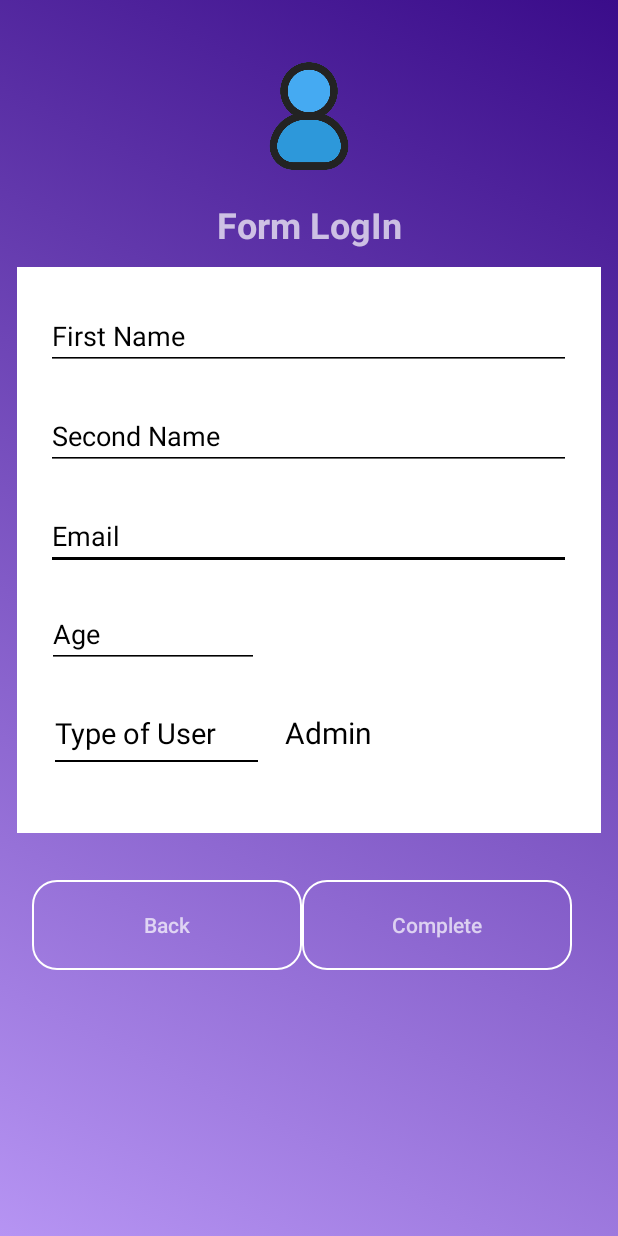
After one commit to Carloslaink/MyApp, an Android app: the FormActivity screen opened directly, with no data from a screen before it, on a phone screen of 412 x 824 dp. The commit adds this screen. Run offline under Robolectric (Android 15) with nearby library versions, the phone set to English and light mode, and no system bars.

Commit message:
more activities

```diff
--- a/app/src/main/AndroidManifest.xml
+++ b/app/src/main/AndroidManifest.xml
@@ -14,6 +14,12 @@
         android:theme="@style/Theme.AppCompat.NoActionBar"
         tools:targetApi="31">
         <activity
+            android:name=".FormActivity"
+            android:exported="false" />
+        <activity
+            android:name=".MainActivity2"
+            android:exported="false" />
+        <activity
             android:name=".MainActivity"
             android:exported="true">
             <intent-filter>
--- /dev/null
+++ b/app/src/main/java/com/example/myappaboscan/FormActivity.java
@@ -0,0 +1,37 @@
+package com.example.myappaboscan;
+
+import android.content.Intent;
+import android.support.v7.app.AppCompatActivity;
+import android.os.Bundle;
+import android.view.View;
+import android.widget.ArrayAdapter;
+import android.widget.Spinner;
+
+public class FormActivity extends AppCompatActivity {
+    Spinner spinner;
+    @Override
+    protected void onCreate(Bundle savedInstanceState) {
+        super.onCreate(savedInstanceState);
+        setContentView(R.layout.activity_form);
+
+        spinner = (Spinner) findViewById(R.id.spinner1);
+// Create an ArrayAdapter using the string array and a default spinner layout
+        ArrayAdapter<CharSequence> adapter = ArrayAdapter.createFromResource(this,
+                R.array.listopciones, R.layout.textspinnercolor);
+// Specify the layout to use when the list of choices appears
+        adapter.setDropDownViewResource(android.R.layout.simple_spinner_dropdown_item);
+// Apply the adapter to the spinner
+        spinner.setAdapter(adapter);
+    }
+
+
+    public void goBack(View view) {
+        Intent intent = new Intent(this,MainActivity.class);
+        startActivity(intent);
+    }
+
+    public void completeActivity(View view) {
+        Intent intent = new Intent(this,MainActivity2.class);
+        startActivity(intent);
+    }
+}
--- a/app/src/main/java/com/example/myappaboscan/MainActivity.java
+++ b/app/src/main/java/com/example/myappaboscan/MainActivity.java
@@ -1,4 +1,5 @@
 package com.example.myappaboscan;
+import android.content.Intent;
 import android.graphics.drawable.AnimationDrawable;
 import android.support.constraint.ConstraintLayout;
 import android.support.v7.app.AppCompatActivity;
@@ -20,7 +21,18 @@ public class MainActivity extends AppCompatActivity {
         AnimationDrawable.start();
 
 
+
     }
 
 
+    public void intlogin(View view) {
+        Intent intent = new Intent(this,MainActivity2.class);
+        startActivity(intent);
+
+    }
+
+    public void actForm(View view) {
+        Intent intent = new Intent(this,FormActivity.class);
+        startActivity(intent);
+    }
 }
--- /dev/null
+++ b/app/src/main/java/com/example/myappaboscan/MainActivity2.java
@@ -0,0 +1,13 @@
+package com.example.myappaboscan;
+
+import android.support.v7.app.AppCompatActivity;
+import android.os.Bundle;
+
+public class MainActivity2 extends AppCompatActivity {
+
+    @Override
+    protected void onCreate(Bundle savedInstanceState) {
+        super.onCreate(savedInstanceState);
+        setContentView(R.layout.activity_main2);
+    }
+}
--- /dev/null
+++ b/app/src/main/res/drawable/buttom.xml
@@ -0,0 +1,21 @@
+<?xml version="1.0" encoding="utf-8"?>
+<layer-list xmlns:android="http://schemas.android.com/apk/res/android" >
+    <item
+        android:bottom="1dp"
+        android:left="-2dp"
+        android:right="-2dp"
+        android:top="-2dp">
+        <shape android:shape="rectangle" >
+            <stroke
+                android:width="2px"
+                android:color="#FF000000" />
+
+            <solid android:color="#00FFFFFF" />
+
+            <padding android:left="0dp"
+                android:right="10dp"
+                android:top="10dp"/>
+        </shape>
+    </item>
+
+</layer-list>
--- /dev/null
+++ b/app/src/main/res/drawable/ic_baseline_alternate_email_24.xml
@@ -0,0 +1,5 @@
+<vector android:alpha="0.71" android:height="24dp"
+    android:tint="#000000" android:viewportHeight="24"
+    android:viewportWidth="24" android:width="24dp" xmlns:android="http://schemas.android.com/apk/res/android">
+    <path android:fillColor="@android:color/white" android:pathData="M12,2C6.48,2 2,6.48 2,12s4.48,10 10,10h5v-2h-5c-4.34,0 -8,-3.66 -8,-8s3.66,-8 8,-8 8,3.66 8,8v1.43c0,0.79 -0.71,1.57 -1.5,1.57s-1.5,-0.78 -1.5,-1.57L17,12c0,-2.76 -2.24,-5 -5,-5s-5,2.24 -5,5 2.24,5 5,5c1.38,0 2.64,-0.56 3.54,-1.47 0.65,0.89 1.77,1.47 2.96,1.47 1.97,0 3.5,-1.6 3.5,-3.57L22,12c0,-5.52 -4.48,-10 -10,-10zM12,15c-1.66,0 -3,-1.34 -3,-3s1.34,-3 3,-3 3,1.34 3,3 -1.34,3 -3,3z"/>
+</vector>
--- /dev/null
+++ b/app/src/main/res/drawable/ic_baseline_person_24.xml
@@ -0,0 +1,5 @@
+<vector android:alpha="0.71" android:height="24dp"
+    android:tint="#000000" android:viewportHeight="24"
+    android:viewportWidth="24" android:width="24dp" xmlns:android="http://schemas.android.com/apk/res/android">
+    <path android:fillColor="@android:color/white" android:pathData="M12,12c2.21,0 4,-1.79 4,-4s-1.79,-4 -4,-4 -4,1.79 -4,4 1.79,4 4,4zM12,14c-2.67,0 -8,1.34 -8,4v2h16v-2c0,-2.66 -5.33,-4 -8,-4z"/>
+</vector>
--- /dev/null
+++ b/app/src/main/res/layout/activity_form.xml
@@ -0,0 +1,221 @@
+<?xml version="1.0" encoding="utf-8"?>
+<android.support.constraint.ConstraintLayout xmlns:android="http://schemas.android.com/apk/res/android"
+    xmlns:app="http://schemas.android.com/apk/res-auto"
+    xmlns:tools="http://schemas.android.com/tools"
+    android:layout_width="match_parent"
+    android:layout_height="match_parent"
+    tools:context=".FormActivity"
+    android:background="@drawable/gradient_list">
+
+    <android.support.constraint.ConstraintLayout
+        android:layout_width="409dp"
+        android:layout_height="729dp"
+        android:layout_marginStart="1dp"
+        android:layout_marginTop="1dp"
+        android:layout_marginEnd="1dp"
+        android:layout_marginBottom="1dp"
+        app:layout_constraintBottom_toBottomOf="parent"
+        app:layout_constraintEnd_toEndOf="parent"
+        app:layout_constraintHorizontal_bias="0.0"
+        app:layout_constraintStart_toStartOf="parent"
+        app:layout_constraintTop_toTopOf="parent"
+        app:layout_constraintVertical_bias="0.0">
+
+        <TextView
+            android:id="@+id/textView"
+            android:layout_width="wrap_content"
+            android:layout_height="wrap_content"
+            android:layout_marginTop="16dp"
+            android:text="@string/form_login"
+            android:textAlignment="center"
+            android:textIsSelectable="false"
+            android:textSize="24sp"
+            android:textStyle="bold"
+            app:layout_constraintEnd_toEndOf="parent"
+            app:layout_constraintStart_toStartOf="parent"
+            app:layout_constraintTop_toBottomOf="@+id/imageView" />
+
+        <ImageView
+            android:id="@+id/imageView"
+            android:layout_width="93dp"
+            android:layout_height="80dp"
+            android:layout_marginTop="36dp"
+            android:contentDescription="@string/todo2"
+            app:layout_constraintEnd_toEndOf="parent"
+            app:layout_constraintStart_toStartOf="parent"
+            app:layout_constraintTop_toTopOf="parent"
+            app:srcCompat="@drawable/cuenta" />
+
+        <android.support.constraint.ConstraintLayout
+            android:id="@+id/constraintLayout"
+            android:layout_width="389dp"
+            android:layout_height="377dp"
+            android:layout_marginStart="12dp"
+            android:layout_marginTop="12dp"
+            android:layout_marginEnd="12dp"
+            android:layout_marginBottom="175dp"
+            android:background="#FFFFFF"
+            android:backgroundTint="#FFFFFF"
+            android:padding="10dp"
+            app:layout_constraintBottom_toBottomOf="parent"
+            app:layout_constraintEnd_toEndOf="parent"
+            app:layout_constraintStart_toStartOf="parent"
+            app:layout_constraintTop_toBottomOf="@+id/textView"
+            app:layout_constraintVertical_bias="0.0">
+
+            <EditText
+                android:id="@+id/editTextTextPersonName12"
+                android:layout_width="match_parent"
+                android:layout_height="43dp"
+                android:layout_marginStart="9dp"
+                android:layout_marginTop="23dp"
+                android:layout_marginEnd="10dp"
+                android:autofillHints=""
+                android:backgroundTint="#000000"
+                android:ems="10"
+                android:hint="@string/Email2"
+                android:inputType="textPersonName"
+                android:textColor="#000000"
+                android:textColorHint="@color/black"
+                android:textColorLink="#000000"
+                app:layout_constraintEnd_toEndOf="parent"
+                app:layout_constraintHorizontal_bias="0.7"
+                app:layout_constraintStart_toStartOf="parent"
+                app:layout_constraintTop_toBottomOf="@+id/editTextTextPersonName11"
+                tools:ignore="TouchTargetSizeCheck" />
+
+            <EditText
+                android:id="@+id/editTextNumber"
+                android:layout_width="141dp"
+                android:layout_height="43dp"
+                android:layout_marginStart="10dp"
+                android:layout_marginTop="29dp"
+                android:layout_marginEnd="160dp"
+                android:layout_marginBottom="103dp"
+                android:autofillHints=""
+                android:backgroundTint="#000000"
+                android:ems="10"
+                android:hint="@string/age"
+                android:inputType="number"
+                android:textColorHint="#000000"
+                app:layout_constraintBottom_toBottomOf="parent"
+                app:layout_constraintEnd_toEndOf="parent"
+                app:layout_constraintHorizontal_bias="0.0"
+                app:layout_constraintStart_toStartOf="parent"
+                app:layout_constraintTop_toBottomOf="@+id/editTextTextPersonName12"
+                app:layout_constraintVertical_bias="0.7"
+                tools:ignore="TouchTargetSizeCheck" />
+
+            <EditText
+                android:id="@+id/editTextTextPersonName11"
+                android:layout_width="match_parent"
+                android:layout_height="43dp"
+                android:layout_marginStart="9dp"
+                android:layout_marginTop="23dp"
+                android:layout_marginEnd="10dp"
+                android:layout_marginBottom="23dp"
+                android:autofillHints=""
+                android:backgroundTint="#000000"
+                android:ems="10"
+                android:hint="@string/second_name"
+                android:inputType="textPersonName"
+                android:textColor="#000000"
+                android:textColorHint="@color/black"
+                android:textColorLink="#000000"
+                app:layout_constraintBottom_toTopOf="@+id/editTextTextPersonName12"
+                app:layout_constraintEnd_toEndOf="parent"
+                app:layout_constraintStart_toStartOf="parent"
+                app:layout_constraintTop_toBottomOf="@+id/editTextTextPersonName8"
+                tools:ignore="TouchTargetSizeCheck" />
+
+            <EditText
+                android:id="@+id/editTextTextPersonName8"
+                android:layout_width="match_parent"
+                android:layout_height="43dp"
+                android:layout_marginStart="9dp"
+                android:layout_marginTop="15dp"
+                android:layout_marginEnd="10dp"
+                android:autofillHints=""
+                android:backgroundTint="#000000"
+                android:ems="10"
+                android:hint="@string/first_name"
+                android:inputType="textPersonName"
+                android:textColor="#000000"
+                android:textColorHint="@color/black"
+                android:textColorLink="#000000"
+                app:layout_constraintEnd_toEndOf="parent"
+                app:layout_constraintStart_toStartOf="parent"
+                app:layout_constraintTop_toTopOf="parent"
+                tools:ignore="TouchTargetSizeCheck" />
+
+            <Spinner
+                android:id="@+id/spinner1"
+                android:layout_width="143dp"
+                android:layout_height="43dp"
+                android:layout_marginTop="75dp"
+                android:layout_marginEnd="60dp"
+                android:layout_marginBottom="37dp"
+                android:background="#FFFFFF"
+                android:backgroundTint="#00FFFFFF"
+                android:dropDownSelector="@color/teal_200"
+                android:foregroundTint="#FFFFFF"
+                android:textColor="#FFFFFF"
+                app:layout_constraintBottom_toBottomOf="parent"
+                app:layout_constraintEnd_toEndOf="parent"
+                app:layout_constraintStart_toEndOf="@+id/textView2"
+                app:layout_constraintTop_toBottomOf="@+id/editTextTextPersonName12"
+                app:layout_constraintVertical_bias="1.0" />
+
+            <TextView
+                android:id="@+id/textView2"
+                android:layout_width="135dp"
+                android:layout_height="43dp"
+                android:layout_marginStart="8dp"
+                android:layout_marginTop="20dp"
+                android:layout_marginBottom="41dp"
+                android:background="@drawable/buttom"
+                android:hint="Type of User"
+                android:textColor="#000000"
+                android:textColorHint="#000000"
+                android:textSize="19sp"
+                app:layout_constraintBottom_toBottomOf="parent"
+                app:layout_constraintEnd_toStartOf="@+id/spinner1"
+                app:layout_constraintStart_toStartOf="parent"
+                app:layout_constraintTop_toBottomOf="@+id/editTextNumber"
+                app:layout_constraintVertical_bias="0.0" />
+
+        </android.support.constraint.ConstraintLayout>
+
+        <LinearLayout
+            android:layout_width="389dp"
+            android:layout_height="94dp"
+            android:layout_marginStart="10dp"
+            android:layout_marginTop="21dp"
+            android:layout_marginEnd="10dp"
+            android:layout_marginBottom="60dp"
+            android:orientation="horizontal"
+            android:padding="10dp"
+            app:layout_constraintBottom_toBottomOf="parent"
+            app:layout_constraintEnd_toEndOf="parent"
+            app:layout_constraintStart_toStartOf="parent"
+            app:layout_constraintTop_toBottomOf="@+id/constraintLayout">
+
+            <Button
+                android:id="@+id/button6"
+                android:layout_width="180dp"
+                android:layout_height="60dp"
+                android:background="@drawable/button_press"
+                android:hint="Back"
+                android:onClick="goBack" />
+
+            <Button
+                android:id="@+id/button7"
+                android:layout_width="180dp"
+                android:layout_height="60dp"
+                android:background="@drawable/button_press"
+                android:hint="Complete"
+                android:onClick="completeActivity" />
+        </LinearLayout>
+
+    </android.support.constraint.ConstraintLayout>
+</android.support.constraint.ConstraintLayout>
--- a/app/src/main/res/layout/activity_main.xml
+++ b/app/src/main/res/layout/activity_main.xml
@@ -71,15 +71,17 @@
             android:layout_height="59dp"
             android:layout_marginTop="44dp"
             android:background="@drawable/button_press"
-            android:text="@string/new_acount" />
+            android:onClick="intlogin"
+            android:text="@string/log_in" />
 
         <Button
             android:id="@+id/button2"
             android:layout_width="match_parent"
             android:layout_height="59dp"
             android:layout_marginTop="8dp"
-            android:background="@drawable/button_press"
-            android:text="@string/log_in" />
+            android:onClick="actForm"
+            android:text="@string/new_acount"
+            android:background="@drawable/button_press"/>
 
         <CheckBox
             android:id="@+id/checkBox"
--- /dev/null
+++ b/app/src/main/res/layout/activity_main2.xml
@@ -0,0 +1,23 @@
+<?xml version="1.0" encoding="utf-8"?>
+<android.support.constraint.ConstraintLayout xmlns:android="http://schemas.android.com/apk/res/android"
+    xmlns:app="http://schemas.android.com/apk/res-auto"
+    xmlns:tools="http://schemas.android.com/tools"
+    android:layout_width="match_parent"
+    android:layout_height="match_parent"
+    android:background="@drawable/gradient_list"
+    tools:context=".MainActivity2">
+
+    <android.support.constraint.ConstraintLayout
+        android:layout_width="409dp"
+        android:layout_height="729dp"
+        android:layout_marginStart="1dp"
+        android:layout_marginTop="1dp"
+        android:layout_marginEnd="1dp"
+        android:layout_marginBottom="1dp"
+        app:layout_constraintBottom_toBottomOf="parent"
+        app:layout_constraintEnd_toEndOf="parent"
+        app:layout_constraintStart_toStartOf="parent"
+        app:layout_constraintTop_toTopOf="parent">
+
+    </android.support.constraint.ConstraintLayout>
+</android.support.constraint.ConstraintLayout>
--- /dev/null
+++ b/app/src/main/res/layout/textspinnercolor.xml
@@ -0,0 +1,7 @@
+<?xml version="1.0" encoding="utf-8"?>
+<TextView android:layout_width="match_parent"
+    android:layout_height="wrap_content"
+    android:textSize="20sp"
+    android:padding="10sp"
+    android:textColor="@color/Black"
+    xmlns:android="http://schemas.android.com/apk/res/android" />
--- /dev/null
+++ b/app/src/main/res/values/arrays.xml
@@ -0,0 +1,10 @@
+<?xml version="1.0" encoding="utf-8"?>
+<resources>
+    <string-array name="listopciones">
+        <item>Admin</item>
+        <item>User</item>
+        <item>Study</item>
+        <item>Basic</item>
+    </string-array>
+
+</resources>
--- a/app/src/main/res/values/colors.xml
+++ b/app/src/main/res/values/colors.xml
@@ -4,7 +4,8 @@
     <color name="purple_500">#FF6200EE</color>
     <color name="purple_700">#FF3700B3</color>
     <color name="teal_200">#B695F1</color>
-    <color name="teal_700">#FF018786</color>
+    <color name="teal_700">#9C27B0</color>
     <color name="black">#FF000000</color>
     <color name="white">#FFFFFFFF</color>
+    <color name="Black">#000000</color>
 </resources>
--- a/app/src/main/res/values/strings.xml
+++ b/app/src/main/res/values/strings.xml
@@ -7,4 +7,10 @@
     <string name="log_in">Log In</string>
     <string name="new_acount">New Acount</string>
     <string name="todo">TODO</string>
+    <string name="form_login">Form LogIn</string>
+    <string name="second_name">Second Name</string>
+    <string name="first_name">First Name</string>
+    <string name="Email2">Email</string>
+    <string name="age">Age</string>
+    <string name="todo2">TODO</string>
 </resources>
```
